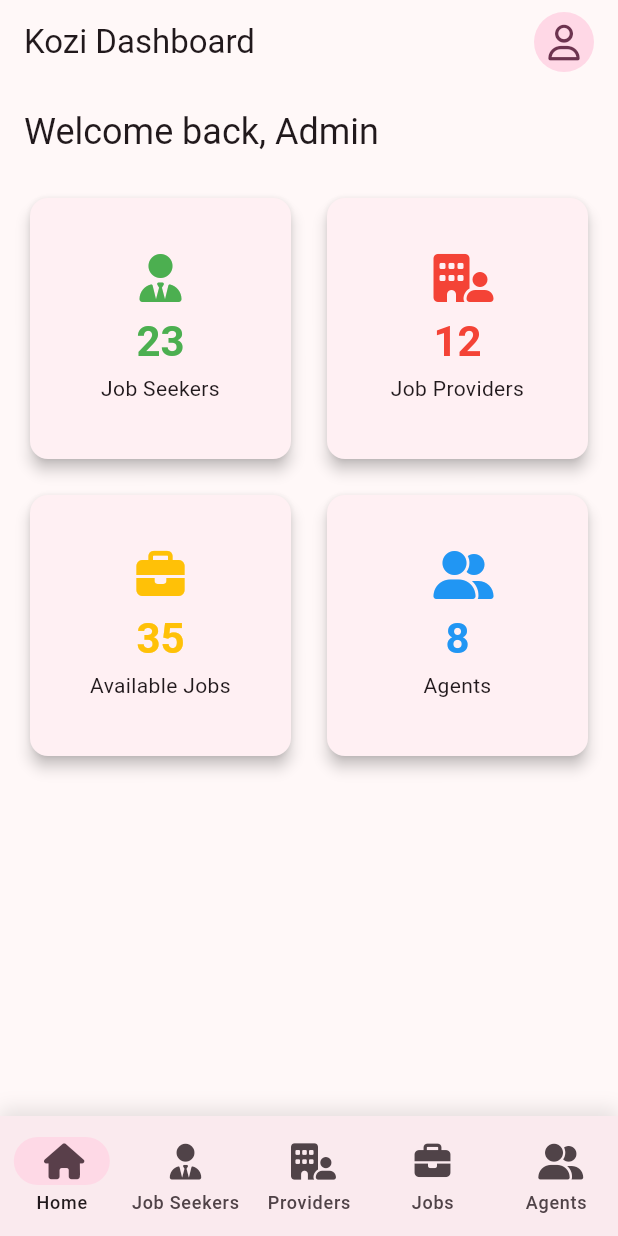
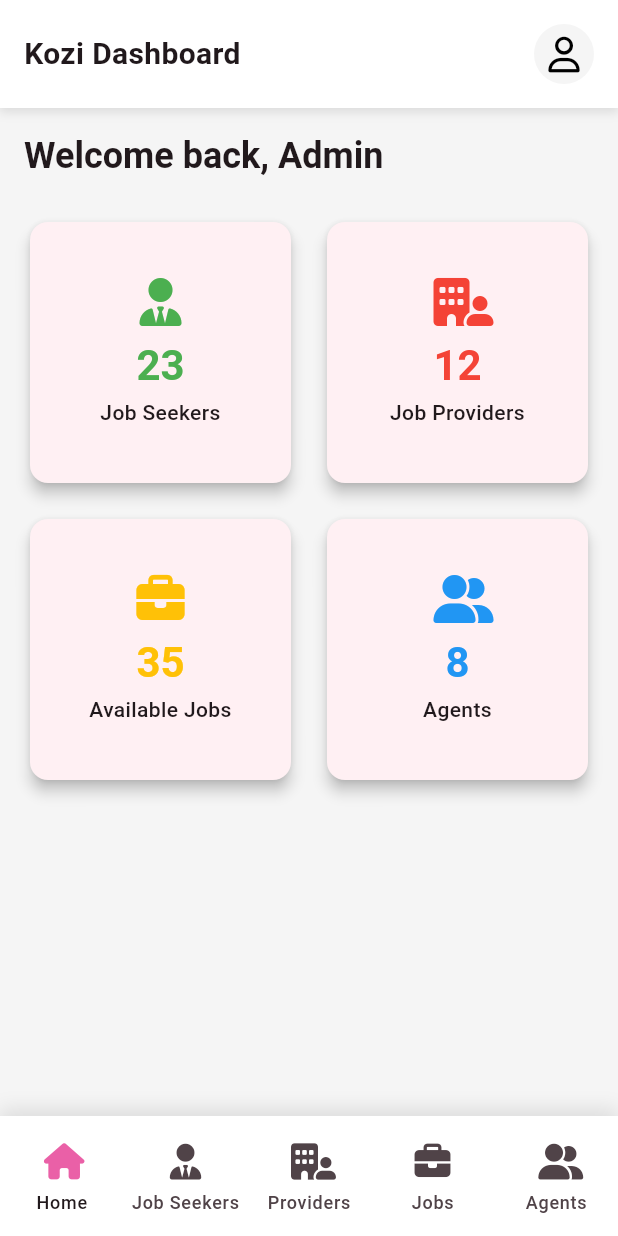
Before and after one commit to mutana-derrick/kozi, a Flutter app: the DashboardScreen screen opened by its route, on a phone screen of 412 x 824 dp. Run offline on Flutter 3.47's test engine with Material 3 defaults, Android fonts, the phone set to English and light mode, and no system bars; our stand-ins replace flutter_riverpod, font_awesome_flutter, go_router.

Commit message:
addded 4 new screens

```diff
--- a/lib/admin/screens/dashboard_screen.dart
+++ b/lib/admin/screens/dashboard_screen.dart
@@ -1,6 +1,10 @@
 import 'package:flutter/material.dart';
 import 'package:flutter_riverpod/flutter_riverpod.dart';
 import 'package:font_awesome_flutter/font_awesome_flutter.dart';
+import 'package:kozi/admin/screens/agents_screen.dart';
+import 'package:kozi/admin/screens/job_seekers_screen.dart';
+import 'package:kozi/admin/screens/jobs_screen.dart';
+import 'package:kozi/admin/screens/providers.dart';
 
 // Dashboard stats model
 class DashboardStats {
@@ -18,7 +22,8 @@ class DashboardStats {
 }
 
 // Dashboard provider
-final dashboardStatsProvider = StateNotifierProvider<DashboardStatsNotifier, DashboardStats>((ref) {
+final dashboardStatsProvider =
+    StateNotifierProvider<DashboardStatsNotifier, DashboardStats>((ref) {
   return DashboardStatsNotifier();
 });
 
@@ -53,40 +58,154 @@ class DashboardScreen extends ConsumerStatefulWidget {
 
 class _DashboardScreenState extends ConsumerState<DashboardScreen> {
   int _selectedIndex = 0;
+  final List<Widget> _pages = [
+    const DashboardHome(),
+    const JobSeekersScreen(),
+    const ProvidersScreen(),
+    const JobsScreen(),
+    const AgentsScreen(),
+  ];
 
   @override
   void initState() {
     super.initState();
-    Future.microtask(() => ref.read(dashboardStatsProvider.notifier).fetchStats());
+    Future.microtask(
+        () => ref.read(dashboardStatsProvider.notifier).fetchStats());
   }
 
   @override
   Widget build(BuildContext context) {
+    return Scaffold(
+      body: IndexedStack(
+        index: _selectedIndex,
+        children: _pages,
+      ),
+      bottomNavigationBar: Container(
+        decoration: BoxDecoration(
+          boxShadow: [
+            BoxShadow(
+              color: Colors.black.withOpacity(0.1),
+              blurRadius: 10,
+              offset: const Offset(0, -5),
+            ),
+          ],
+        ),
+        child: NavigationBar(
+          selectedIndex: _selectedIndex,
+          backgroundColor: Colors.white,
+          indicatorColor: Colors.white,
+          onDestinationSelected: (index) {
+            setState(() {
+              _selectedIndex = index;
+            });
+          },
+          destinations: const [
+            NavigationDestination(
+              icon: Icon(FontAwesomeIcons.house),
+              selectedIcon:
+                  Icon(FontAwesomeIcons.house, color: Color(0xFFEA60A7)),
+              label: 'Home',
+            ),
+            NavigationDestination(
+              icon: Icon(FontAwesomeIcons.userTie),
+              selectedIcon:
+                  Icon(FontAwesomeIcons.userTie, color: Color(0xFFEA60A7)),
+              label: 'Job Seekers',
+            ),
+            NavigationDestination(
+              icon: Icon(FontAwesomeIcons.buildingUser),
+              selectedIcon:
+                  Icon(FontAwesomeIcons.buildingUser, color: Color(0xFFEA60A7)),
+              label: 'Providers',
+            ),
+            NavigationDestination(
+              icon: Icon(FontAwesomeIcons.briefcase),
+              selectedIcon:
+                  Icon(FontAwesomeIcons.briefcase, color: Color(0xFFEA60A7)),
+              label: 'Jobs',
+            ),
+            NavigationDestination(
+              icon: Icon(FontAwesomeIcons.userGroup),
+              selectedIcon:
+                  Icon(FontAwesomeIcons.userGroup, color: Color(0xFFEA60A7)),
+              label: 'Agents',
+            ),
+          ],
+        ),
+      ),
+    );
+  }
+}
+
+class DashboardHome extends ConsumerWidget {
+  const DashboardHome({super.key});
+
+  @override
+  Widget build(BuildContext context, WidgetRef ref) {
     final stats = ref.watch(dashboardStatsProvider);
 
     return Scaffold(
-      appBar: AppBar(
-        title: const Text('Kozi Dashboard'),
-        actions: [
-          CircleAvatar(
-            child: Icon(FontAwesomeIcons.user),
+      backgroundColor: Colors.grey[100],
+      body: Column(
+        children: [
+          Container(
+            decoration: BoxDecoration(
+              color: Colors.white,
+              boxShadow: [
+                BoxShadow(
+                  color: Colors.grey.withOpacity(0.3),
+                  spreadRadius: 1,
+                  blurRadius: 5,
+                  offset: const Offset(0, 2),
                 ),
-          SizedBox(width: 16),
               ],
             ),
-      body: Padding(
+            padding: EdgeInsets.only(
+              top: MediaQuery.of(context).padding.top + 16,
+              bottom: 16,
+              left: 16,
+              right: 16,
+            ),
+            child: Row(
+              mainAxisAlignment: MainAxisAlignment.spaceBetween,
+              children: [
+                const Text(
+                  'Kozi Dashboard',
+                  style: TextStyle(
+                    fontSize: 20,
+                    fontWeight: FontWeight.bold,
+                  ),
+                ),
+                CircleAvatar(
+                  backgroundColor: Colors.grey[100],
+                  child: const Icon(FontAwesomeIcons.user, color: Colors.black),
+                ),
+              ],
+            ),
+          ),
+          Expanded(
+            child: CustomScrollView(
+              slivers: [
+                SliverPadding(
                   padding: const EdgeInsets.all(16.0),
+                  sliver: SliverToBoxAdapter(
                     child: Column(
                       crossAxisAlignment: CrossAxisAlignment.start,
                       children: [
                         Text(
                           'Welcome back, Admin',
-              style: Theme.of(context).textTheme.headlineSmall,
+                          style: Theme.of(context)
+                              .textTheme
+                              .headlineSmall
+                              ?.copyWith(
+                                fontWeight: FontWeight.bold,
+                              ),
                         ),
                         const SizedBox(height: 24),
                         GridView.count(
                           crossAxisCount: 2,
                           shrinkWrap: true,
+                          physics: const NeverScrollableScrollPhysics(),
                           mainAxisSpacing: 16,
                           crossAxisSpacing: 16,
                           children: [
@@ -119,47 +238,11 @@ class _DashboardScreenState extends ConsumerState<DashboardScreen> {
                       ],
                     ),
                   ),
-      bottomNavigationBar: Container(
-        decoration: BoxDecoration(
-          boxShadow: [
-            BoxShadow(
-              color: Colors.black.withOpacity(0.1),
-              blurRadius: 10,
-              offset: Offset(0, -5),
                 ),
               ],
             ),
-        child: NavigationBar(
-          selectedIndex: _selectedIndex,
-          onDestinationSelected: (index) {
-            setState(() {
-              _selectedIndex = index;
-            });
-            // Implement navigation using GoRouter here
-          },
-          destinations: const [
-            NavigationDestination(
-              icon: Icon(FontAwesomeIcons.house),
-              label: 'Home',
-            ),
-            NavigationDestination(
-              icon: Icon(FontAwesomeIcons.userTie),
-              label: 'Job Seekers',
-            ),
-            NavigationDestination(
-              icon: Icon(FontAwesomeIcons.buildingUser),
-              label: 'Providers',
-            ),
-            NavigationDestination(
-              icon: Icon(FontAwesomeIcons.briefcase),
-              label: 'Jobs',
-            ),
-            NavigationDestination(
-              icon: Icon(FontAwesomeIcons.userGroup),
-              label: 'Agents',
           ),
         ],
-        ),
       ),
     );
   }
@@ -182,6 +265,9 @@ class _StatCard extends StatelessWidget {
   Widget build(BuildContext context) {
     return Card(
       elevation: 4,
+      shape: RoundedRectangleBorder(
+        borderRadius: BorderRadius.circular(12),
+      ),
       child: Padding(
         padding: const EdgeInsets.all(16.0),
         child: Column(
@@ -203,7 +289,9 @@ class _StatCard extends StatelessWidget {
             const SizedBox(height: 4),
             Text(
               title,
-              style: Theme.of(context).textTheme.bodyMedium,
+              style: Theme.of(context).textTheme.bodyMedium?.copyWith(
+                    fontWeight: FontWeight.w500,
+                  ),
               textAlign: TextAlign.center,
             ),
           ],
```
Also changed, not shown: lib/admin/screens/agents_screen.dart (added, +57 -0 lines), lib/admin/screens/job_seekers_screen.dart (added, +57 -0 lines), lib/admin/screens/jobs_screen.dart (added, +62 -0 lines), lib/admin/screens/providers.dart (added, +56 -0 lines), lib/admin/widgets/custom_app_bar.dart (added, +50 -0 lines), lib/router_config.dart (+24 -1 lines). Lines whose indentation alone changed are shown as unchanged.
